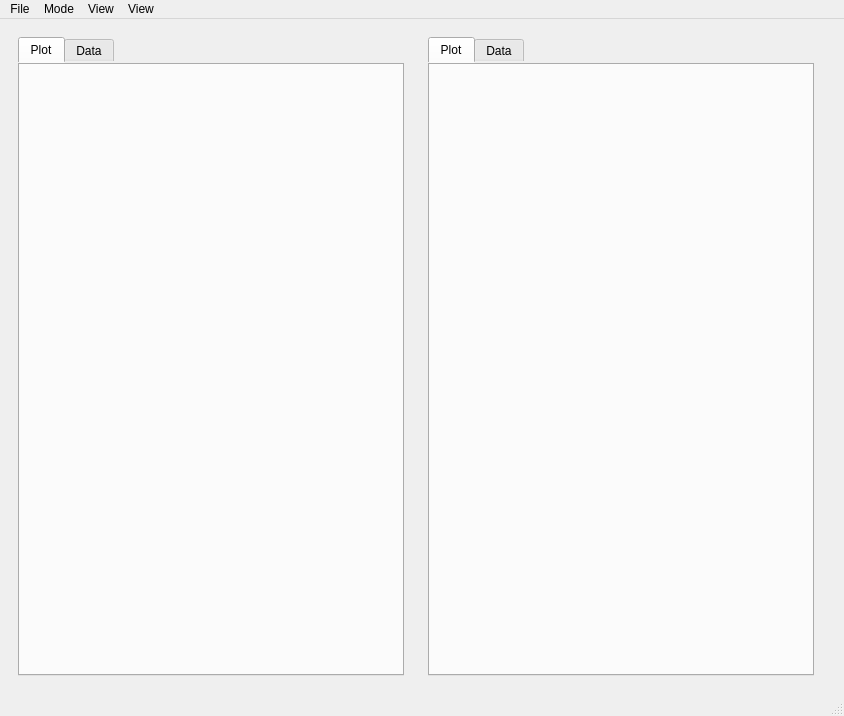
Qt form window.ui (LanceFiondella/SFRAT) before a commit.
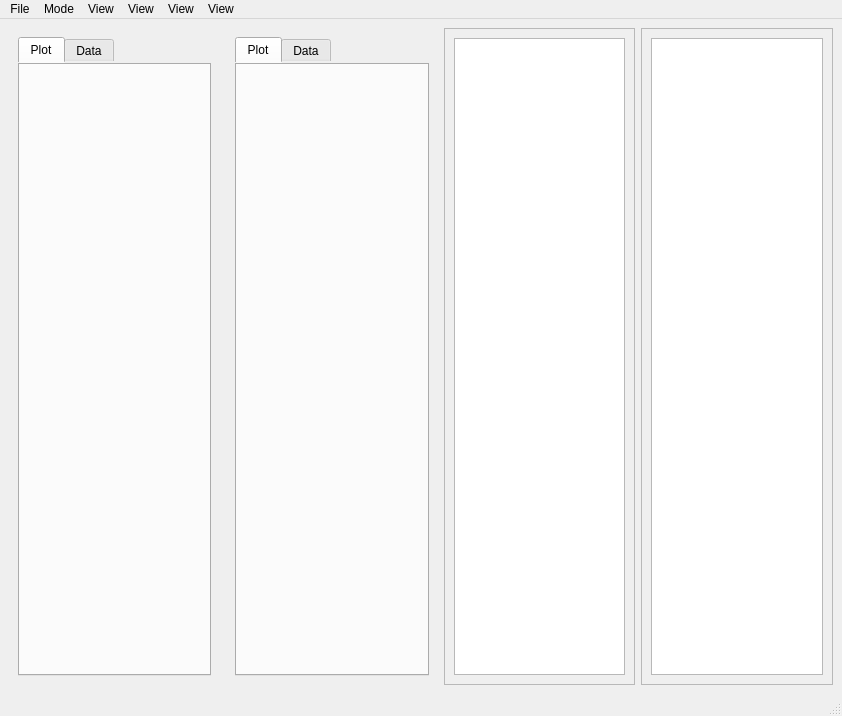
The same form after that commit.

Commit message: add menus and placeholder for last two menus

Patch:
```diff
--- a/window.ui
+++ b/window.ui
@@ -6,7 +6,7 @@
    <rect>
     <x>0</x>
     <y>0</y>
-    <width>844</width>
+    <width>842</width>
     <height>716</height>
    </rect>
   </property>
@@ -23,6 +23,11 @@
       <property name="frameShadow">
        <enum>QFrame::Raised</enum>
       </property>
+      <layout class="QGridLayout" name="gridLayout_8">
+       <item row="0" column="0">
+        <widget class="QTableWidget" name="modelEvalTable"/>
+       </item>
+      </layout>
      </widget>
     </item>
     <item row="0" column="1">
@@ -118,16 +123,22 @@
       <property name="frameShadow">
        <enum>QFrame::Raised</enum>
       </property>
+      <layout class="QGridLayout" name="gridLayout_9">
+       <item row="0" column="0">
+        <widget class="QTableWidget" name="queryTable"/>
+       </item>
+      </layout>
      </widget>
     </item>
    </layout>
   </widget>
+  <widget class="QStatusBar" name="statusbar"/>
   <widget class="QMenuBar" name="menubar">
    <property name="geometry">
     <rect>
      <x>0</x>
      <y>0</y>
-     <width>844</width>
+     <width>842</width>
      <height>31</height>
     </rect>
    </property>
@@ -196,12 +207,32 @@
     <addaction name="actionPlotRel"/>
     <addaction name="actionSelRel"/>
    </widget>
+   <widget class="QMenu" name="menuViewQ">
+    <property name="title">
+     <string>View</string>
+    </property>
+    <addaction name="actionmodelSeparator"/>
+    <addaction name="separator"/>
+    <addaction name="actionSpecify_Failure_Count"/>
+    <addaction name="actionSpecify_Additional_Runtime"/>
+    <addaction name="actionSpecify_Desired_Reliability"/>
+    <addaction name="actionSpecify_Reliability_Interval"/>
+   </widget>
+   <widget class="QMenu" name="menuViewE">
+    <property name="title">
+     <string>View</string>
+    </property>
+    <addaction name="actionmodelPlaceholder"/>
+    <addaction name="separator"/>
+    <addaction name="actionSpecify_PSSE_Percent"/>
+   </widget>
    <addaction name="menuFile"/>
    <addaction name="menuMode"/>
    <addaction name="menuViewAD"/>
    <addaction name="menuViewAM"/>
+   <addaction name="menuViewQ"/>
+   <addaction name="menuViewE"/>
   </widget>
-  <widget class="QStatusBar" name="statusbar"/>
   <action name="actionOpen">
    <property name="text">
     <string>Open...</string>
```
Left out of the diff: 41 changed lines with no effect on the pictures. The commit also changes 2 other files.
